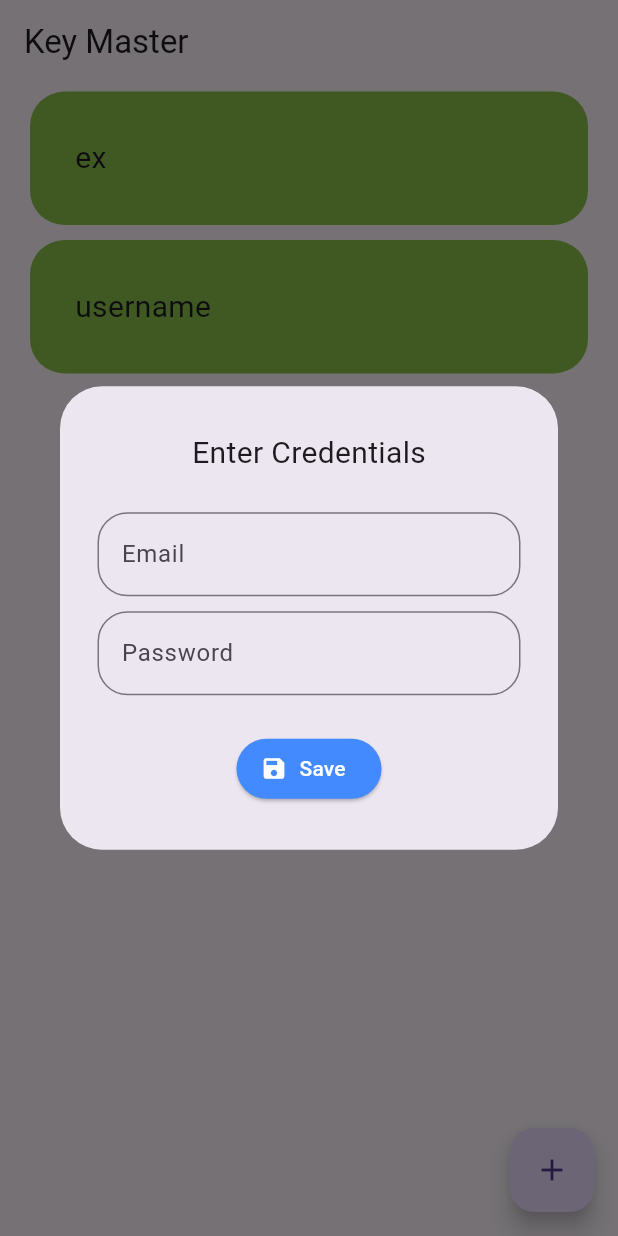
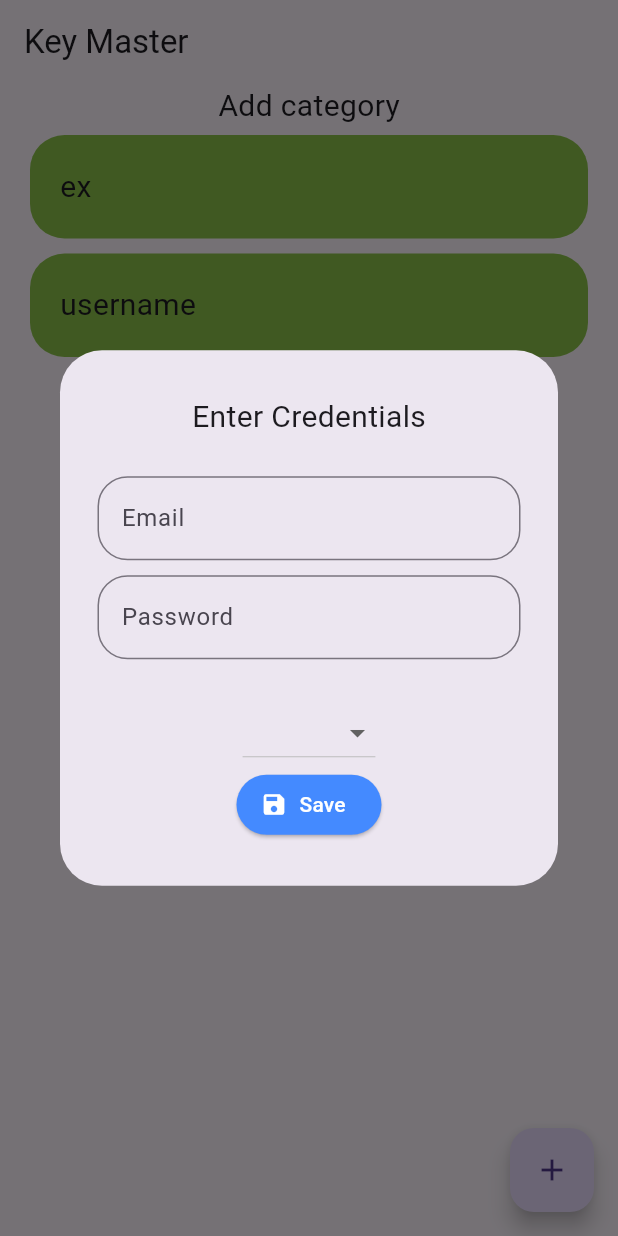
Before and after one commit to sahil-ingle/key_master, a Flutter app: the screen it shows after launch, after a tap on the "add" icon, on a phone screen of 412 x 824 dp. Run offline on Flutter 3.47's test engine with Material 3 defaults, Android fonts, the phone set to English and light mode, and no system bars; our stand-ins replace shared_preferences.

Commit message:
added shared_pref

```diff
--- a/lib/Components/my_card.dart
+++ b/lib/Components/my_card.dart
@@ -12,7 +12,7 @@ class MyCard extends StatelessWidget {
       child: Container(
         width: MediaQuery.of(context).size.width,
         margin: EdgeInsets.symmetric(vertical: 5, horizontal: 20),
-        padding: EdgeInsets.all(30),
+        padding: EdgeInsets.all(20),
         decoration: BoxDecoration(
             borderRadius: BorderRadius.all(Radius.circular(23)),
             color: Colors.lightGreen),
--- /dev/null
+++ b/lib/Components/my_dropdown.dart
@@ -0,0 +1,24 @@
+import 'package:flutter/material.dart';
+
+class MyDropdown extends StatelessWidget {
+  final List<String>? items;
+  final Function(String?)? onChanged;
+  final String? _selectedValue;
+
+  const MyDropdown(this._selectedValue, this.items, this.onChanged,
+      {super.key});
+
+  @override
+  Widget build(BuildContext context) {
+    return DropdownButton<String>(
+      value: _selectedValue,
+      items: items?.map((String item) {
+        return DropdownMenuItem<String>(
+          value: item,
+          child: Text(item), // Display each item in the dropdown
+        );
+      }).toList(),
+      onChanged: onChanged, // Call the passed function when an item is selected
+    );
+  }
+}
--- a/lib/Pages/home_page.dart
+++ b/lib/Pages/home_page.dart
@@ -1,8 +1,10 @@
 import 'package:flutter/material.dart';
 import 'package:key_master/Components/my_button.dart';
 import 'package:key_master/Components/my_card.dart';
+import 'package:key_master/Components/my_dropdown.dart';
 import 'package:key_master/Components/my_textfield.dart';
 import 'package:key_master/Pages/credentials_page.dart';
+import 'package:shared_preferences/shared_preferences.dart';
 
 class HomePage extends StatefulWidget {
   const HomePage({super.key});
@@ -14,8 +16,64 @@ class HomePage extends StatefulWidget {
 class HomePageState extends State<HomePage> {
   final TextEditingController _emailController = TextEditingController();
   final TextEditingController _passwordController = TextEditingController();
+  final TextEditingController _categoryController = TextEditingController();
+  late List<String> _categoryList;
+  String? selectedCategory;
+
+  @override
+  void initState() {
+    loadData();
+    super.initState();
+  }
+
+  void onChanged(String? selectedValue) {
+    selectedCategory = selectedValue;
+  }
+
+  void loadData() async {
+    final SharedPreferences pref = await SharedPreferences.getInstance();
+    setState(() {
+      _categoryList = pref.getStringList('category') ?? ["Personal", "Work"];
+    });
+  }
 
   void saveCredential() {}
+
+  void addCategory() async {
+    _categoryList.add(_categoryController.text);
+    _categoryController.clear();
+    Navigator.pop(context);
+    final SharedPreferences pref = await SharedPreferences.getInstance();
+    await pref.setStringList('category', _categoryList);
+  }
+
+  void addCategoryBtn() {
+    showDialog(
+        context: context,
+        builder: (BuildContext context) => Dialog(child:
+                StatefulBuilder(builder: (BuildContext context, setState) {
+              return Container(
+                padding: EdgeInsets.symmetric(horizontal: 20, vertical: 30),
+                child: Column(
+                  mainAxisSize: MainAxisSize.min,
+                  children: [
+                    Text(
+                      "Enter Category",
+                      style: TextStyle(fontSize: 20),
+                    ),
+                    SizedBox(
+                      height: 20,
+                    ),
+                    MyTextfield(_categoryController, false, 'Enter Category'),
+                    SizedBox(
+                      height: 20,
+                    ),
+                    MyButton(addCategory, "Save")
+                  ],
+                ),
+              );
+            })));
+  }
 
   Future onCardTap(BuildContext context) {
     return Navigator.push(
@@ -29,7 +87,8 @@ class HomePageState extends State<HomePage> {
     showDialog(
         context: context,
         builder: (BuildContext context) => Dialog(
-              child: Container(
+              child: StatefulBuilder(builder: (BuildContext context, setState) {
+                return Container(
                   padding: EdgeInsets.symmetric(horizontal: 20, vertical: 30),
                   child: Column(
                     mainAxisSize: MainAxisSize.min,
@@ -46,10 +105,21 @@ class HomePageState extends State<HomePage> {
                       SizedBox(
                         height: 20,
                       ),
+                      MyDropdown(
+                        selectedCategory,
+                        _categoryList,
+                        (String? selectedValue) {
+                          setState(() {
+                            onChanged(
+                                selectedValue); // Update selected value and trigger rebuild
+                          });
+                        },
+                      ),
                       MyButton(saveCredential, "Save")
                     ],
                   ),
-              ),
+                );
+              }),
             ));
   }
 
@@ -64,8 +134,19 @@ class HomePageState extends State<HomePage> {
       ),
       body: Column(
         children: [
+          GestureDetector(
+            onTap: addCategoryBtn,
+            child: Text(
+              "Add category",
+              style: TextStyle(fontSize: 20),
+            ),
+          ),
+          Column(
+            children: [
               MyCard("ex", () => onCardTap(context)),
               MyCard("username", () => onCardTap(context)),
+            ],
+          ),
         ],
       ),
       floatingActionButton: FloatingActionButton(
--- a/pubspec.yaml
+++ b/pubspec.yaml
@@ -35,6 +35,7 @@ dependencies:
   # The following adds the Cupertino Icons font to your application.
   # Use with the CupertinoIcons class for iOS style icons.
   cupertino_icons: ^1.0.8
+  shared_preferences: ^2.3.5
 
 dev_dependencies:
   flutter_test:
```
Also changed, not shown: pubspec.lock, 3 other files. Lines whose indentation alone changed are shown as unchanged.
